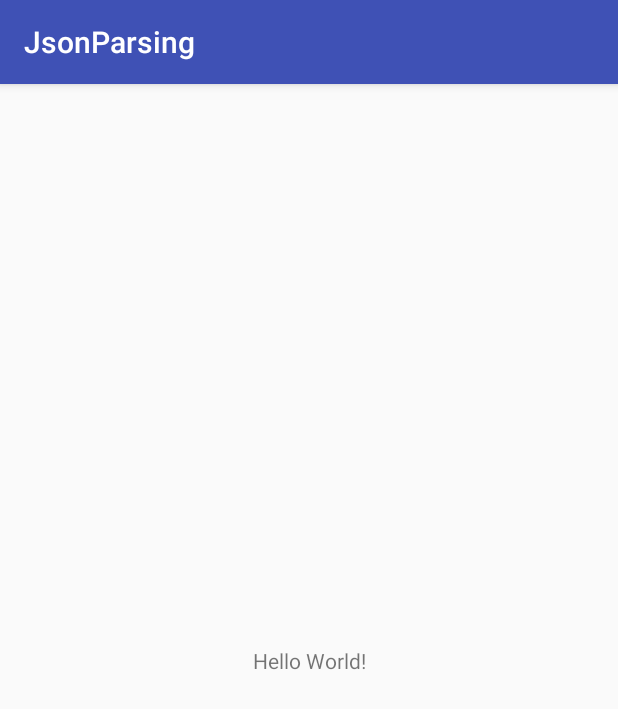
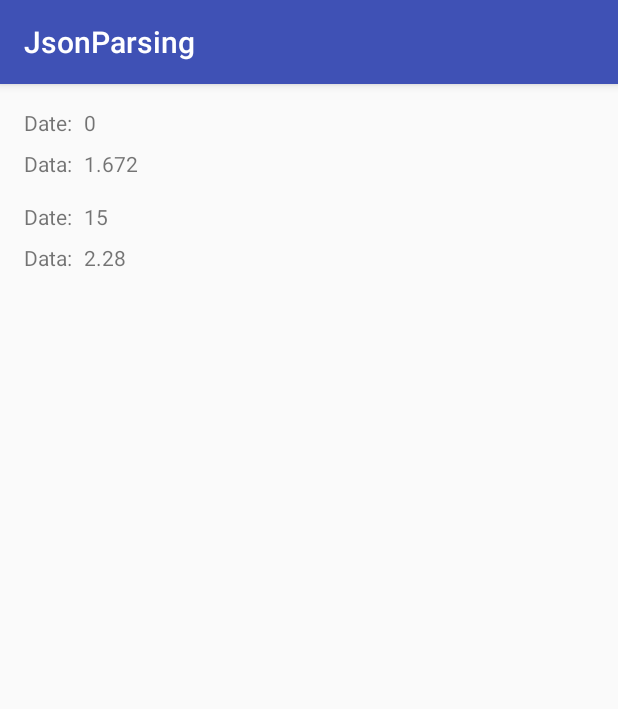
Before and after one commit to williamyyu/JsonParsing, an Android app: the screen it shows after launch (MainActivity), on a phone screen of 412 x 824 dp. Shown: the top 709 px of the screen. Run offline under Robolectric (Android 15) with nearby library versions, the phone set to English and light mode, and no system bars; our stand-ins replace Room's generated code.

Commit message:
Add RecyclerView to show data

```diff
--- a/app/build.gradle
+++ b/app/build.gradle
@@ -34,4 +34,5 @@ dependencies {
     implementation "android.arch.persistence.room:runtime:$room_version"
     annotationProcessor "android.arch.persistence.room:compiler:$room_version"
 
+    implementation 'com.android.support:recyclerview-v7:27.1.1'
 }
--- a/app/src/main/java/com/william/jsonparsing/MainActivity.java
+++ b/app/src/main/java/com/william/jsonparsing/MainActivity.java
@@ -1,13 +1,17 @@
 package com.william.jsonparsing;
 
+import android.content.Context;
 import android.os.AsyncTask;
 import android.os.Bundle;
 import android.support.v7.app.AppCompatActivity;
+import android.support.v7.widget.RecyclerView;
 
 import com.google.gson.Gson;
 import com.william.jsonparsing.database.AppDatabase;
 import com.william.jsonparsing.database.pojos.Data;
 import com.william.jsonparsing.database.pojos.DataList;
+import com.william.jsonparsing.network.APIClient;
+import com.william.jsonparsing.network.APIServices;
 
 import java.io.BufferedReader;
 import java.io.IOException;
@@ -15,40 +19,63 @@ import java.io.InputStreamReader;
 import java.util.ArrayList;
 import java.util.List;
 
+import retrofit2.Call;
+import retrofit2.Callback;
+import retrofit2.Response;
+
 public class MainActivity extends AppCompatActivity {
 
     private AppDatabase mAppDatabase;
+    private RecyclerView mRecyclerView;
 
     @Override
     protected void onCreate(Bundle savedInstanceState) {
         super.onCreate(savedInstanceState);
         setContentView(R.layout.activity_main);
 
+        mRecyclerView = findViewById(R.id.recyclerView);
         mAppDatabase = AppDatabase.getAppDatabase(this);
 
+        // for test
+        fetchDataFromJsonFile();
+
+//        you need to change the URL in APIServices
+//        fetchDataFromServer();
+    }
+
+    private void fetchDataFromJsonFile() {
         try {
             String jsonString = readJson();
             final DataList dataList = new Gson().fromJson(jsonString, DataList.class);
 
             List<Data> list = new ArrayList<>(dataList.getData());
             insertData(list);
-            loadAllDataFromDatabase();
+            setRecyclerView(MainActivity.this, list);
         } catch (IOException e) {
             e.printStackTrace();
         }
+    }
 
+    private void fetchDataFromServer() {
+        APIClient.retrofit(APIServices.class).getData().enqueue(new Callback<DataList>() {
+            @Override
+            public void onResponse(Call<DataList> call, Response<DataList> response) {
+                List<Data> list = response.body().getData();
+                insertData(list);
 
-//        APIClient.retrofit(APIServices.class).getUsers().enqueue(new Callback<Users>() {
-//            @Override
-//            public void onResponse(Call<Users> call, Response<Users> response) {
-//                String test = "";
-//            }
-//
-//            @Override
-//            public void onFailure(Call<Users> call, Throwable t) {
-//
-//            }
-//        });
+                setRecyclerView(MainActivity.this, list);
+            }
+
+            @Override
+            public void onFailure(Call<DataList> call, Throwable t) {
+
+            }
+        });
+    }
+
+    private void setRecyclerView(Context context, List<Data> list) {
+        RecyclerViewAdapter recyclerViewAdapter = new RecyclerViewAdapter(context, list);
+        mRecyclerView.setAdapter(recyclerViewAdapter);
     }
 
     private void loadAllDataFromDatabase() {
--- /dev/null
+++ b/app/src/main/java/com/william/jsonparsing/RecyclerViewAdapter.java
@@ -0,0 +1,56 @@
+package com.william.jsonparsing;
+
+import android.content.Context;
+import android.support.annotation.NonNull;
+import android.support.v7.widget.RecyclerView;
+import android.view.LayoutInflater;
+import android.view.View;
+import android.view.ViewGroup;
+import android.widget.TextView;
+
+import com.william.jsonparsing.database.pojos.Data;
+
+import java.util.List;
+
+public class RecyclerViewAdapter extends RecyclerView.Adapter<RecyclerViewAdapter.MyViewHolder> {
+
+    private List<Data> mDataList;
+    private Context mContext;
+
+    public RecyclerViewAdapter(Context context, List<Data> list) {
+        mContext = context;
+        mDataList = list;
+    }
+
+    @NonNull
+    @Override
+    public MyViewHolder onCreateViewHolder(@NonNull ViewGroup parent, int viewType) {
+        View view = LayoutInflater.from(mContext).inflate(R.layout.item_list, parent, false);
+        return new MyViewHolder(view);
+    }
+
+    @Override
+    public void onBindViewHolder(@NonNull MyViewHolder holder, int position) {
+        Data data = mDataList.get(position);
+        holder.tvDate.setText(data.getDataTime());
+        holder.tvData.setText(data.getData6());
+    }
+
+
+    @Override
+    public int getItemCount() {
+        return mDataList.size();
+    }
+
+    class MyViewHolder extends RecyclerView.ViewHolder {
+
+        private TextView tvDate;
+        private TextView tvData;
+
+        MyViewHolder(View itemView) {
+            super(itemView);
+            tvDate = itemView.findViewById(R.id.tvDate);
+            tvData = itemView.findViewById(R.id.tvData);
+        }
+    }
+}
--- a/app/src/main/java/com/william/jsonparsing/network/APIServices.java
+++ b/app/src/main/java/com/william/jsonparsing/network/APIServices.java
@@ -1,7 +1,12 @@
 package com.william.jsonparsing.network;
+
+import com.william.jsonparsing.database.pojos.DataList;
+
+import retrofit2.Call;
+import retrofit2.http.GET;
 
 public interface APIServices {
 
-//    @GET("users")
-//    Call<Users> getUsers();
+    @GET("your url")
+    Call<DataList> getData();
 }
--- a/app/src/main/res/layout/activity_main.xml
+++ b/app/src/main/res/layout/activity_main.xml
@@ -7,13 +7,19 @@
     android:layout_height="match_parent"
     tools:context=".MainActivity">
 
-    <TextView
-        android:layout_width="wrap_content"
-        android:layout_height="wrap_content"
-        android:text="Hello World!"
+    <android.support.v7.widget.RecyclerView
+        android:id="@+id/recyclerView"
+        android:layout_width="0dp"
+        android:layout_height="0dp"
+        android:layout_marginBottom="8dp"
+        android:layout_marginEnd="8dp"
+        android:layout_marginLeft="8dp"
+        android:layout_marginRight="8dp"
+        android:layout_marginStart="8dp"
+        android:layout_marginTop="8dp"
+        app:layoutManager="android.support.v7.widget.LinearLayoutManager"
         app:layout_constraintBottom_toBottomOf="parent"
-        app:layout_constraintLeft_toLeftOf="parent"
-        app:layout_constraintRight_toRightOf="parent"
+        app:layout_constraintEnd_toEndOf="parent"
+        app:layout_constraintStart_toStartOf="parent"
         app:layout_constraintTop_toTopOf="parent"/>
-
 </android.support.constraint.ConstraintLayout>
--- /dev/null
+++ b/app/src/main/res/layout/item_list.xml
@@ -0,0 +1,56 @@
+<?xml version="1.0" encoding="utf-8"?>
+<android.support.constraint.ConstraintLayout
+    xmlns:android="http://schemas.android.com/apk/res/android"
+    xmlns:app="http://schemas.android.com/apk/res-auto"
+    xmlns:tools="http://schemas.android.com/tools"
+    android:layout_width="match_parent"
+    android:layout_height="wrap_content"
+    tools:context=".MainActivity">
+
+
+    <TextView
+        android:id="@+id/tvDate"
+        android:layout_width="wrap_content"
+        android:layout_height="wrap_content"
+        android:layout_marginLeft="8dp"
+        android:layout_marginStart="8dp"
+        android:layout_marginTop="8dp"
+        android:text="TextView"
+        app:layout_constraintStart_toEndOf="@+id/textview"
+        app:layout_constraintTop_toTopOf="parent"/>
+
+    <TextView
+        android:id="@+id/textview"
+        android:layout_width="wrap_content"
+        android:layout_height="wrap_content"
+        android:layout_marginLeft="8dp"
+        android:layout_marginStart="8dp"
+        android:layout_marginTop="8dp"
+        android:text="Date:"
+        app:layout_constraintStart_toStartOf="parent"
+        app:layout_constraintTop_toTopOf="parent"/>
+
+    <TextView
+        android:id="@+id/tvData"
+        android:layout_width="wrap_content"
+        android:layout_height="wrap_content"
+        android:layout_marginLeft="8dp"
+        android:layout_marginStart="8dp"
+        android:layout_marginTop="8dp"
+        android:text="TextView"
+        app:layout_constraintStart_toEndOf="@+id/textview2"
+        app:layout_constraintTop_toBottomOf="@+id/tvDate"/>
+
+    <TextView
+        android:id="@+id/textview2"
+        android:layout_width="wrap_content"
+        android:layout_height="wrap_content"
+        android:layout_marginBottom="8dp"
+        android:layout_marginLeft="8dp"
+        android:layout_marginStart="8dp"
+        android:layout_marginTop="8dp"
+        android:text="Data:"
+        app:layout_constraintBottom_toBottomOf="parent"
+        app:layout_constraintStart_toStartOf="parent"
+        app:layout_constraintTop_toBottomOf="@+id/tvDate"/>
+</android.support.constraint.ConstraintLayout>
```
